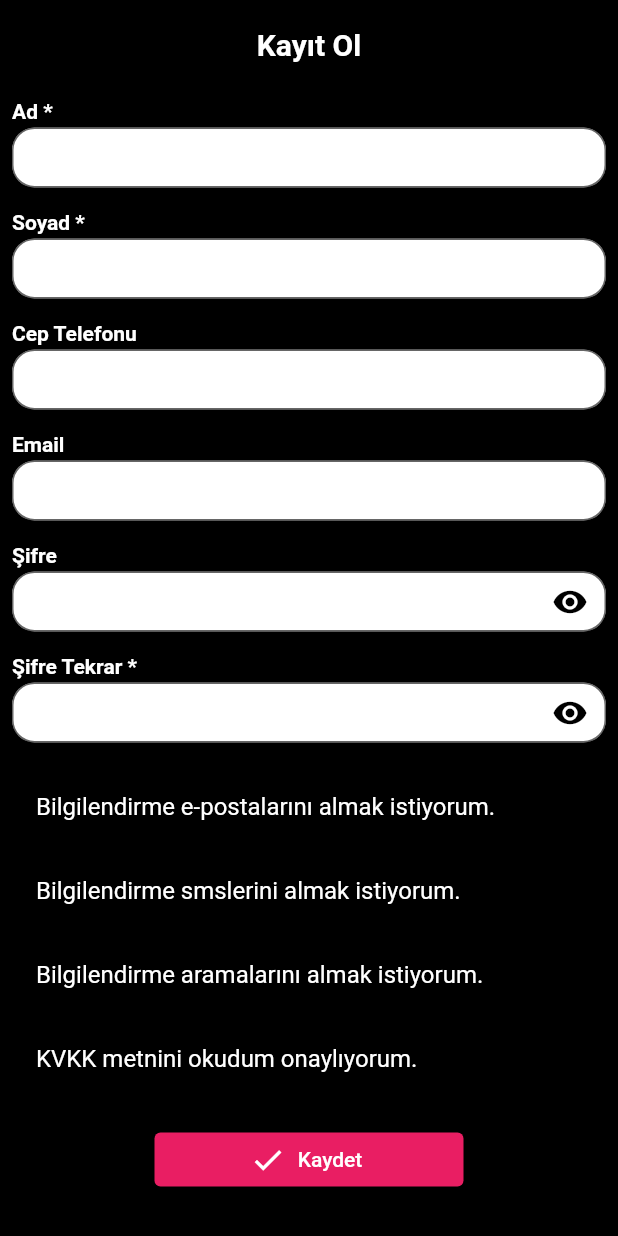
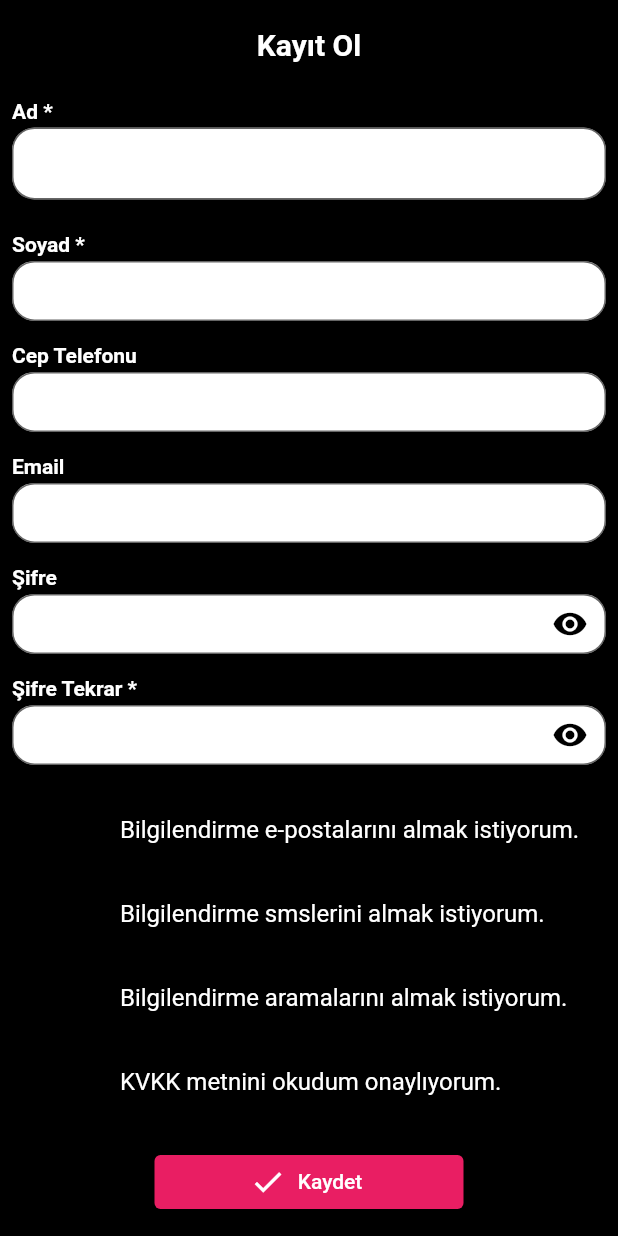
Before and after one commit to OmerDuran46/eticaret, a Flutter app: the MemberRegistrationPage screen opened directly, on a phone screen of 412 x 824 dp. Run offline on Flutter 3.47's test engine with Material 2 defaults, Android fonts, the phone set to English and light mode, and no system bars; our stand-ins replace cached_network_image, flutter_html, flutter_riverpod, fluttertoast, get_it, google_fonts and 4 more; accounts and stored records are empty; network calls fail.

Commit message:
revize yapıldı

```diff
--- a/lib/ui/screens/member_registration/member_registration_page.dart
+++ b/lib/ui/screens/member_registration/member_registration_page.dart
@@ -40,6 +40,7 @@ class _MemberRegistrationPageState extends ConsumerState<MemberRegistrationPage>
   @override
   Widget build(BuildContext context) {
     return Scaffold(
+
       body: Material(
         color: Colors.black,
         child: Padding(
@@ -62,7 +63,7 @@ class _MemberRegistrationPageState extends ConsumerState<MemberRegistrationPage>
                 ),
                 const SizedBox(height: 3),
                 SizedBox(
-                  height: 40,
+                  height: (MediaQuery.of(context).size.width * 2)/15,
                   child: TextFormField(
                     controller: controllerName,
                     decoration: const InputDecoration(
@@ -266,6 +267,7 @@ class _MemberRegistrationPageState extends ConsumerState<MemberRegistrationPage>
                 ),
                 const SizedBox(height: 15),
                 CheckboxListTile(
+                  controlAffinity: ListTileControlAffinity.leading,
                   checkColor: Colors.white,
                   activeColor: Colors.transparent,
                   value: bilgilendirmeEposta,
@@ -280,6 +282,7 @@ class _MemberRegistrationPageState extends ConsumerState<MemberRegistrationPage>
                   },
                 ),
                 CheckboxListTile(
+                  controlAffinity: ListTileControlAffinity.leading,
                   checkColor: Colors.white,
                   activeColor: Colors.transparent,
                   value: bilgilendirmeSms,
@@ -294,6 +297,7 @@ class _MemberRegistrationPageState extends ConsumerState<MemberRegistrationPage>
                   },
                 ),
                 CheckboxListTile(
+                  controlAffinity: ListTileControlAffinity.leading,
                   checkColor: Colors.white,
                   activeColor: Colors.transparent,
                   value: bilgilendirmeTelefonArama,
@@ -308,6 +312,7 @@ class _MemberRegistrationPageState extends ConsumerState<MemberRegistrationPage>
                   },
                 ),
                 CheckboxListTile(
+                  controlAffinity: ListTileControlAffinity.leading,
                   checkColor: Colors.white,
                   activeColor: Colors.transparent,
                   value: kvkk,
@@ -344,11 +349,7 @@ class _MemberRegistrationPageState extends ConsumerState<MemberRegistrationPage>
                                     backgroundColor: Colors.green,
                                     textColor: Colors.white,
                                     fontSize: 16.0);
-
                               }
-
-
-
                             });
                           }
                         },
```
